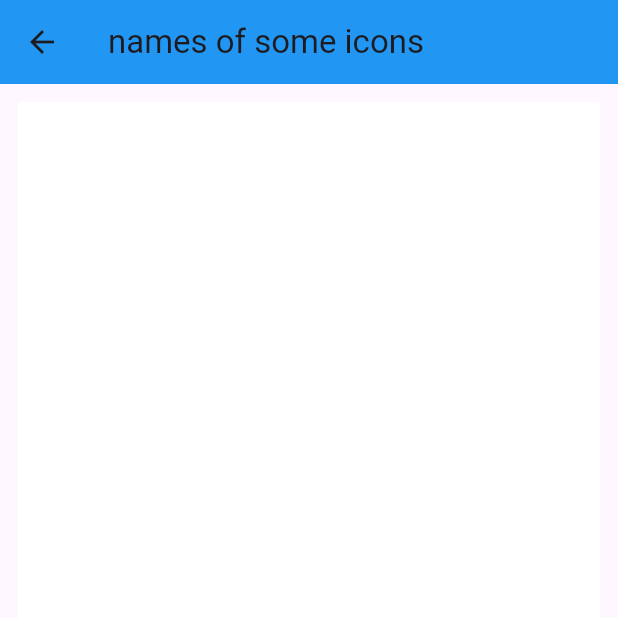
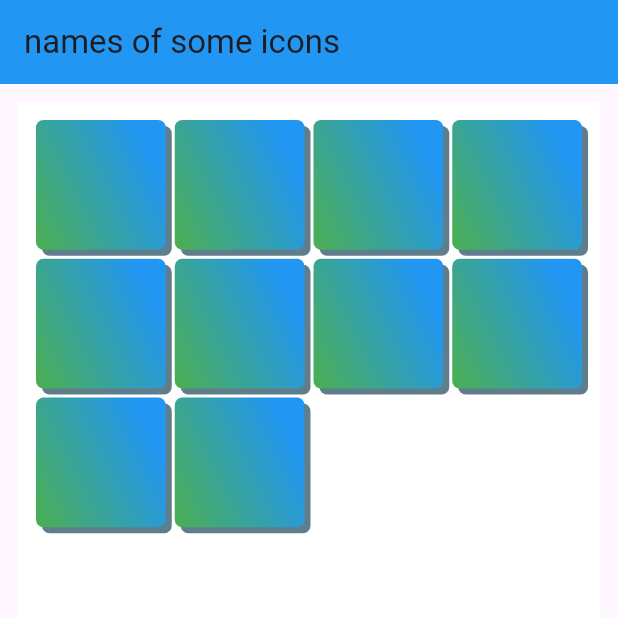
Before and after one commit to UniteacherDrRaed/example_gridview, a Flutter app: the PageGridViewapp screen opened directly, on a phone screen of 412 x 824 dp, the top half of it. Run offline on Flutter 3.47's test engine with Material 2 defaults, Android fonts, the light colour scheme and no system bars.

Commit message:
adding decoriation

```diff
--- a/lib/pagegridview.dart
+++ b/lib/pagegridview.dart
@@ -25,9 +25,34 @@
           mainAxisSpacing: 6,
           crossAxisSpacing: 6),
           itemCount: 10,
-        itemBuilder: itemBuilder),
+        itemBuilder: ((context, index) =>
+        Container(
+          decoration:   BoxDecoration(
+                borderRadius: BorderRadius.circular(5),
+                boxShadow: const [
+                  BoxShadow(
+                    offset: Offset(4, 4),
+                    color: Colors.blueGrey,
+                  )
+                ],
+            gradient: const LinearGradient(
+              begin: Alignment.bottomLeft,
 
-     )
+            colors: [
+              Colors.green,
+              Colors.blue,
+            ]
+         )
+        ) ,
+
+        )
+
+        ),
+
+        )
+      ),
+
+
     );
 
 
```
Also changed, not shown: lib/main.dart (+3 -105 lines).
